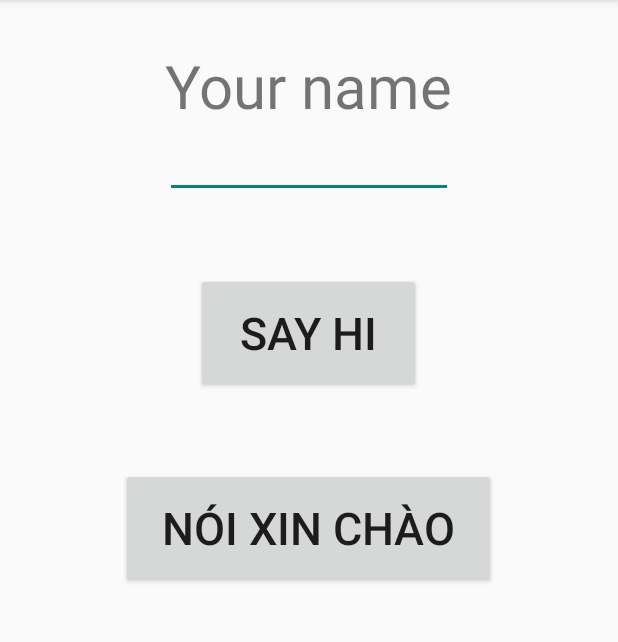
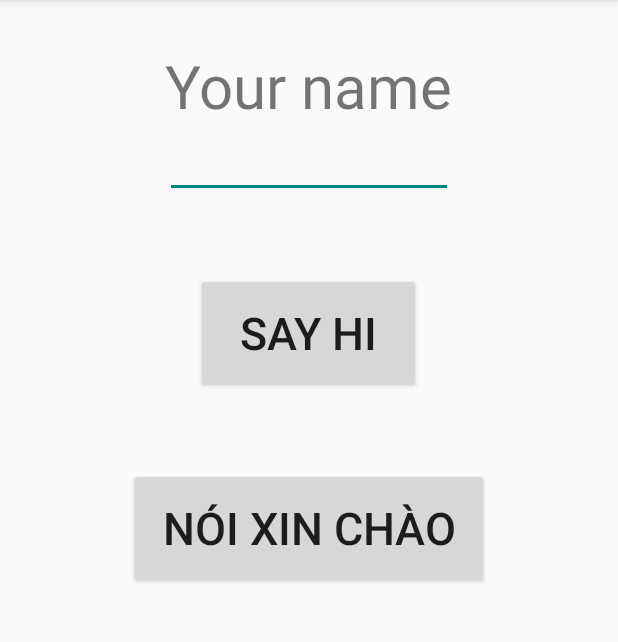
Before and after one commit to tri63132732/63CLC_MobileDev, an Android app: the screen it shows after launch (MainActivity), after a tap on "SAY HI", on a phone screen of 412 x 824 dp, the part 84-726 px from its top. Run offline under Robolectric (Android 15) with nearby library versions, the phone set to English and light mode, and no system bars.

Commit message:
Say hello

```diff
--- a/SayHello/app/src/main/java/com/nguyentrongtri/sayhello/MainActivity.java
+++ b/SayHello/app/src/main/java/com/nguyentrongtri/sayhello/MainActivity.java
@@ -4,19 +4,28 @@ import androidx.appcompat.app.AppCompatActivity;
 
 import android.os.Bundle;
 import android.view.View;
+import android.widget.Button;
 import android.widget.EditText;
 import android.widget.Toast;
 
 public class MainActivity extends AppCompatActivity {
-
+    EditText editText_Name;
+    Button buttonSayHi, buttonXinChao;
     @Override
     protected void onCreate(Bundle savedInstanceState) {
         super.onCreate(savedInstanceState);
         setContentView(R.layout.activity_main);
+        findViews();
+    }
+    void findViews(){
+        // Step 1: find name, sẵn để sau này dùng
+        //Ở các điều khiển khác nhau
+        editText_Name= findViewById(R.id.name);
+        buttonSayHi = findViewById(R.id.btnHello);
+        buttonXinChao=findViewById(R.id.btnHello1);
     }
     public void XuLyNoiHello(View v){
-        // Step 1: find name
-        EditText editText_Name= findViewById(R.id.name);
+
         // Step 2
             // Get string
         String strname = editText_Name.getText().toString();
@@ -24,8 +33,6 @@ public class MainActivity extends AppCompatActivity {
         Toast.makeText(this,strThongBao,Toast.LENGTH_LONG).show();
     }
     public void XuLyNoiHello1(View v){
-        // Step 1: find name
-        EditText editText_Name= findViewById(R.id.name);
         // Step 2
         // Get string
         String strname = editText_Name.getText().toString();
--- a/SayHello/app/src/main/res/layout/activity_main.xml
+++ b/SayHello/app/src/main/res/layout/activity_main.xml
@@ -35,7 +35,7 @@
 
     <Button
         android:id="@+id/btnHello1"
-        android:layout_width="250dp"
+        android:layout_width="240dp"
         android:layout_height="80dp"
         android:layout_gravity="center"
         android:layout_marginTop="50dp"
```
